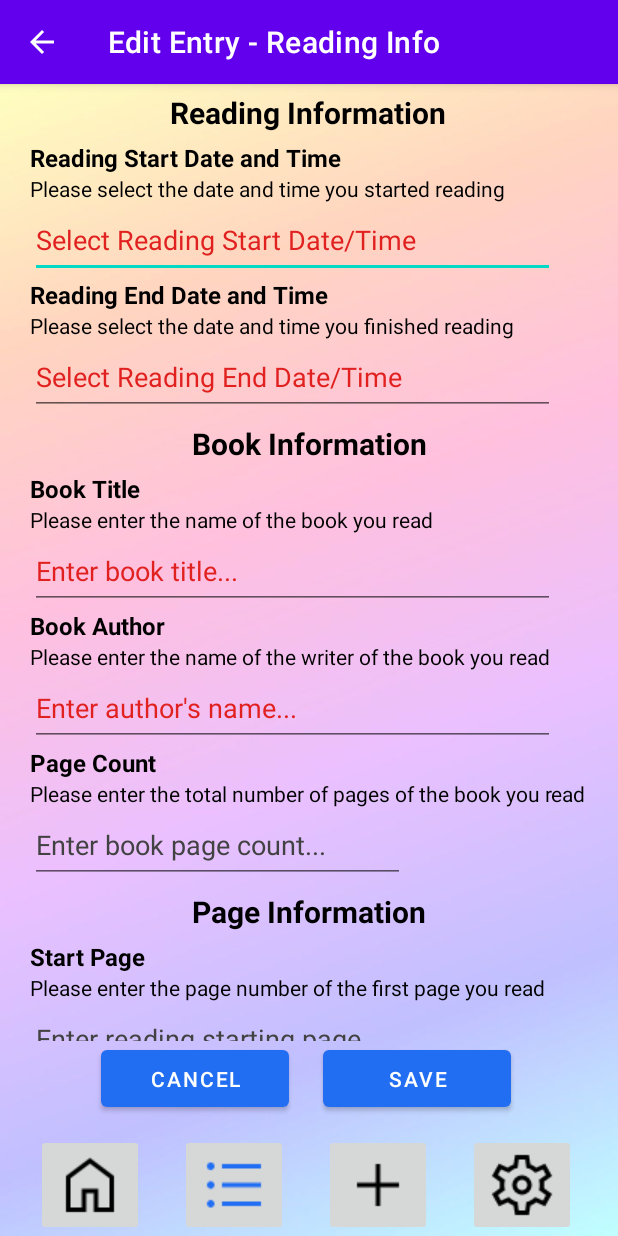
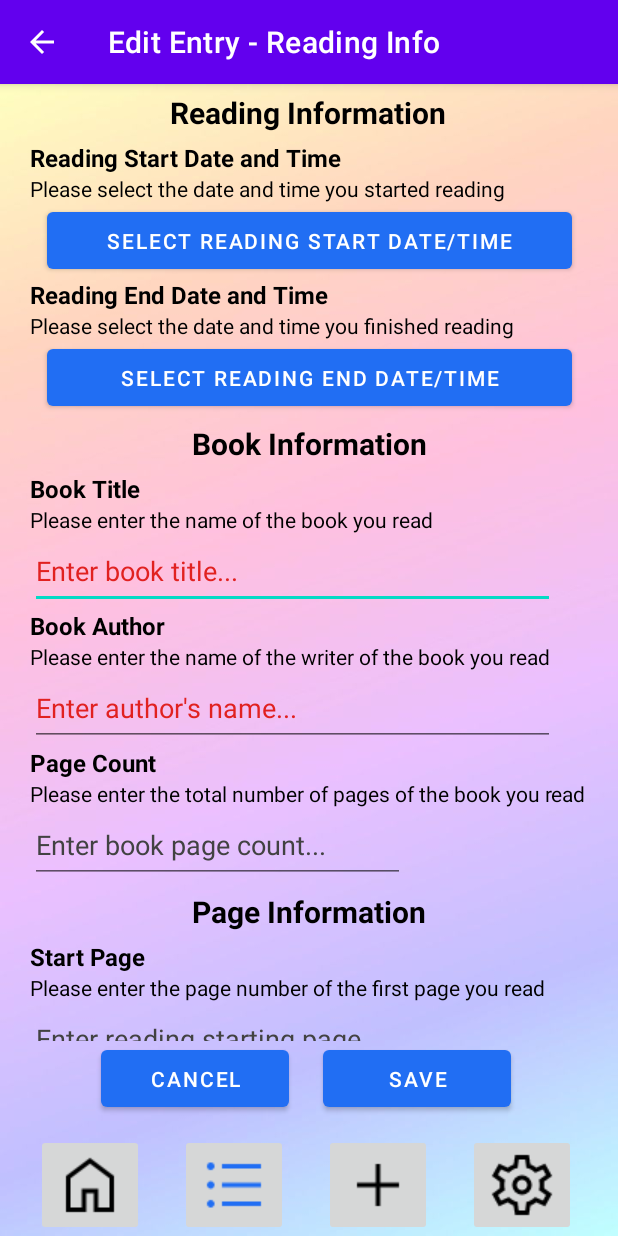
Before and after one commit to thewoe/AndroidJavaReadingDiaryApp, an Android app: the EditDiaryEntryInformationActivity screen opened directly, with no data from a screen before it, after a tap on "SAVE", on a phone screen of 412 x 824 dp. Run offline under Robolectric (Android 15) with nearby library versions, the phone set to English and light mode, and no system bars; 2 statements that could not run were skipped; 3 other taps on this screen came first.

Commit message:
Added DateTimePicker for update existing record

```diff
--- a/app/src/main/java/com/tugoflaherty/readingdiary/AddDiaryEntryInformationActivity.java
+++ b/app/src/main/java/com/tugoflaherty/readingdiary/AddDiaryEntryInformationActivity.java
@@ -118,13 +118,13 @@ public class AddDiaryEntryInformationActivity extends AppCompatActivity {
                 String endPageString = endPageInputField.getText().toString();
                 int pageCount = 0, startPage = 0, endPage = 0;
 
-                if (readingStartOutput.equals(R.id.new_diary_entry_information_reading_information_start_date_time_help)) {
+                if (readingStartOutput.equals(R.string.diary_entry_information_reading_information_start_date_time_help)) {
                     readingStartOutput.setTextColor(getResources().getColor(R.color.red));
                     Message.message(getApplicationContext(),"Select Reading Start Date/Time");
                     fieldsCompleted = false;
                 }
 
-                if (readingEndOutput.equals(R.id.new_diary_entry_information_reading_information_end_date_time_help)) {
+                if (readingEndOutput.equals(R.string.diary_entry_information_reading_information_end_date_time_help)) {
                     readingEndOutput.setTextColor(getResources().getColor(R.color.red));
                     Message.message(getApplicationContext(),"Select Reading End Date/Time");
                     fieldsCompleted = false;
--- a/app/src/main/java/com/tugoflaherty/readingdiary/EditDiaryEntryInformationActivity.java
+++ b/app/src/main/java/com/tugoflaherty/readingdiary/EditDiaryEntryInformationActivity.java
@@ -1,16 +1,28 @@
 package com.tugoflaherty.readingdiary;
 
+import androidx.annotation.RequiresApi;
 import androidx.appcompat.app.AppCompatActivity;
 
+import android.app.DatePickerDialog;
+import android.app.TimePickerDialog;
 import android.content.Intent;
+import android.os.Build;
 import android.os.Bundle;
 import android.view.View;
 import android.widget.Button;
+import android.widget.DatePicker;
 import android.widget.EditText;
 import android.widget.ImageButton;
+import android.widget.TextView;
+import android.widget.TimePicker;
+
+import java.text.SimpleDateFormat;
+import java.util.Calendar;
 
 public class EditDiaryEntryInformationActivity extends AppCompatActivity {
-    EditText readingStartInputField, readingEndInputField, bookTitleInputField, bookAuthorInputField, pageCountInputField, startPageInputField, endPageInputField;
+    EditText bookTitleInputField, bookAuthorInputField, pageCountInputField, startPageInputField, endPageInputField;
+    TextView readingStartOutput, readingEndOutput;
+    Button readingStartInputField, readingEndInputField;
     myDbAdapter helper;
     String diaryEntryId, uid,readingStart,readingEnd,bookTitle,bookAuthor,pageCount,startPage,endPage,enjoymentRating,pupilComments,readingAbility,parentComments,readingProgress,teacherComments;
 
@@ -21,9 +33,12 @@ public class EditDiaryEntryInformationActivity extends AppCompatActivity {
 
         diaryEntryId = getIntent().getStringExtra("diaryEntryId");
         helper = new myDbAdapter(this);
+        SimpleDateFormat dateTimeFormat = new SimpleDateFormat("EEEE dd/MM/yyyy hh:mm");
 
-        readingStartInputField = (EditText) findViewById(R.id.edit_reading_start_datetime_input);
-        readingEndInputField = (EditText) findViewById(R.id.edit_reading_end_datetime_input);
+        readingStartOutput = (TextView) findViewById(R.id.edit_diary_entry_information_reading_information_start_date_time_help);
+        readingEndOutput = (TextView) findViewById(R.id.edit_diary_entry_information_reading_information_end_date_time_help);
+        readingStartInputField = (Button) findViewById(R.id.edit_reading_start_datetime_input);
+        readingEndInputField = (Button) findViewById(R.id.edit_reading_end_datetime_input);
         bookTitleInputField = (EditText) findViewById(R.id.edit_book_title_input);
         bookAuthorInputField = (EditText) findViewById(R.id.edit_book_author_input);
         pageCountInputField = (EditText) findViewById(R.id.edit_page_count_input);
@@ -55,14 +70,60 @@ public class EditDiaryEntryInformationActivity extends AppCompatActivity {
             readingProgress = diaryEntryData[12];
             teacherComments = diaryEntryData[13];
 
-            readingStartInputField.setText(readingStart);
-            readingEndInputField.setText(readingEnd);
+            readingStartOutput.setText(readingStart);
+            readingEndOutput.setText(readingEnd);
             bookTitleInputField.setText(bookTitle);
             bookAuthorInputField.setText(bookAuthor);
             pageCountInputField.setText(pageCount);
             startPageInputField.setText(startPage);
             endPageInputField.setText(endPage);
         }
+
+        readingStartInputField.setOnClickListener(new View.OnClickListener() {
+            @RequiresApi(api = Build.VERSION_CODES.N)
+            @Override
+            public void onClick(View v) {
+                Calendar currentDateTime = Calendar.getInstance();
+                Calendar startDateTime = Calendar.getInstance();
+                new DatePickerDialog(EditDiaryEntryInformationActivity.this, new DatePickerDialog.OnDateSetListener() {
+                    @Override
+                    public void onDateSet(DatePicker view, int startYear, int startMonth, int startDay) {
+                        startDateTime.set(startYear, startMonth, startDay);
+                        new TimePickerDialog(EditDiaryEntryInformationActivity.this, new TimePickerDialog.OnTimeSetListener() {
+                            @Override
+                            public void onTimeSet(TimePicker view, int startHour, int startMinute) {
+                                startDateTime.set(Calendar.HOUR_OF_DAY, startHour);
+                                startDateTime.set(Calendar.MINUTE, startMinute);
+                                readingStartOutput.setText(dateTimeFormat.format(startDateTime.getTime()));
+                            }
+                        }, currentDateTime.get(Calendar.HOUR_OF_DAY), currentDateTime.get(Calendar.MINUTE), true).show();
+                    }
+                }, currentDateTime.get(Calendar.YEAR), currentDateTime.get(Calendar.MONTH), currentDateTime.get(Calendar.DAY_OF_MONTH)).show();
+            }
+        });
+
+        readingEndInputField.setOnClickListener(new View.OnClickListener() {
+            @RequiresApi(api = Build.VERSION_CODES.N)
+            @Override
+            public void onClick(View v) {
+                Calendar currentDateTime = Calendar.getInstance();
+                Calendar endDateTime = Calendar.getInstance();
+                new DatePickerDialog(EditDiaryEntryInformationActivity.this, new DatePickerDialog.OnDateSetListener() {
+                    @Override
+                    public void onDateSet(DatePicker view, int startYear, int startMonth, int startDay) {
+                        endDateTime.set(startYear, startMonth, startDay);
+                        new TimePickerDialog(EditDiaryEntryInformationActivity.this, new TimePickerDialog.OnTimeSetListener() {
+                            @Override
+                            public void onTimeSet(TimePicker view, int startHour, int startMinute) {
+                                endDateTime.set(Calendar.HOUR_OF_DAY, startHour);
+                                endDateTime.set(Calendar.MINUTE, startMinute);
+                                readingEndOutput.setText(dateTimeFormat.format(endDateTime.getTime()));
+                            }
+                        }, currentDateTime.get(Calendar.HOUR_OF_DAY), currentDateTime.get(Calendar.MINUTE), true).show();
+                    }
+                }, currentDateTime.get(Calendar.YEAR), currentDateTime.get(Calendar.MONTH), currentDateTime.get(Calendar.DAY_OF_MONTH)).show();
+            }
+        });
 
         cancel.setOnClickListener(new View.OnClickListener() {
             @Override
@@ -115,8 +176,8 @@ public class EditDiaryEntryInformationActivity extends AppCompatActivity {
 
     public void updateDiaryEntry(View view) {
         boolean fieldsCompleted = true;
-        String readingStart = readingStartInputField.getText().toString();
-        String readingEnd = readingEndInputField.getText().toString();
+        String readingStart = readingStartOutput.getText().toString();
+        String readingEnd = readingEndOutput.getText().toString();
         String bookTitle = bookTitleInputField.getText().toString();
         String bookAuthor = bookAuthorInputField.getText().toString();
         String pageCountString = pageCountInputField.getText().toString();
@@ -124,15 +185,15 @@ public class EditDiaryEntryInformationActivity extends AppCompatActivity {
         String endPageString = endPageInputField.getText().toString();
         int pageCount = 0, startPage = 0, endPage = 0;
 
-        if ((readingStart.equals(null)) || (readingStart.equals(""))) {
-            readingStartInputField.setHintTextColor(getResources().getColor(R.color.red));
-            Message.message(getApplicationContext(),"Enter Reading Start Date/Time");
+        if (readingStart.equals(R.string.diary_entry_information_reading_information_start_date_time_help)) {
+            readingStartOutput.setTextColor(getResources().getColor(R.color.red));
+            Message.message(getApplicationContext(),"Select Reading Start Date/Time");
             fieldsCompleted = false;
         }
 
-        if ((readingEnd.equals(null)) || (readingEnd.equals(""))) {
-            readingEndInputField.setHintTextColor(getResources().getColor(R.color.red));
-            Message.message(getApplicationContext(),"Enter Reading End Date/Time");
+        if (readingEnd.equals(R.string.diary_entry_information_reading_information_end_date_time_help)) {
+            readingEndOutput.setTextColor(getResources().getColor(R.color.red));
+            Message.message(getApplicationContext(),"Select Reading End Date/Time");
             fieldsCompleted = false;
         }
 
--- a/app/src/main/res/layout/activity_edit_diary_entry_information.xml
+++ b/app/src/main/res/layout/activity_edit_diary_entry_information.xml
@@ -64,21 +64,16 @@
                 app:layout_constraintStart_toStartOf="parent"
                 app:layout_constraintTop_toBottomOf="@+id/edit_diary_entry_information_reading_information_start_date_time_title" />
 
-            <EditText
+            <Button
                 android:id="@+id/edit_reading_start_datetime_input"
                 android:layout_width="350dp"
                 android:layout_height="50dp"
-                android:layout_marginStart="20dp"
-                android:layout_marginLeft="20dp"
-                android:ems="10"
-                android:hint="@string/diary_entry_information_reading_information_start_date_time_hint"
-                android:text=""
-                android:inputType="datetime"
-                android:textColor="@color/black"
-                android:textColorHint="@color/gray"
+                android:text="@string/diary_entry_information_reading_information_start_date_time_hint"
+                android:textColor="@color/white"
+                app:backgroundTint="@color/blue"
+                app:layout_constraintEnd_toEndOf="parent"
                 app:layout_constraintStart_toStartOf="parent"
-                app:layout_constraintTop_toBottomOf="@+id/edit_diary_entry_information_reading_information_start_date_time_help"
-                android:importantForAutofill="no" />
+                app:layout_constraintTop_toBottomOf="@+id/edit_diary_entry_information_reading_information_start_date_time_help" />
 
             <TextView
                 android:id="@+id/edit_diary_entry_information_reading_information_end_date_time_title"
@@ -104,21 +99,16 @@
                 app:layout_constraintStart_toStartOf="parent"
                 app:layout_constraintTop_toBottomOf="@+id/edit_diary_entry_information_reading_information_end_date_time_title" />
 
-            <EditText
+            <Button
                 android:id="@+id/edit_reading_end_datetime_input"
                 android:layout_width="350dp"
                 android:layout_height="50dp"
-                android:layout_marginStart="20dp"
-                android:layout_marginLeft="20dp"
-                android:ems="10"
-                android:hint="@string/diary_entry_information_reading_information_end_date_time_hint"
-                android:text=""
-                android:inputType="datetime"
-                android:textColor="@color/black"
-                android:textColorHint="@color/gray"
+                android:text="@string/diary_entry_information_reading_information_end_date_time_hint"
+                android:textColor="@color/white"
+                app:backgroundTint="@color/blue"
+                app:layout_constraintEnd_toEndOf="parent"
                 app:layout_constraintStart_toStartOf="parent"
-                app:layout_constraintTop_toBottomOf="@+id/edit_diary_entry_information_reading_information_end_date_time_help"
-                android:importantForAutofill="no" />
+                app:layout_constraintTop_toBottomOf="@+id/edit_diary_entry_information_reading_information_end_date_time_help" />
 
             <TextView
                 android:id="@+id/edit_diary_entry_information_book_information_title"
```
